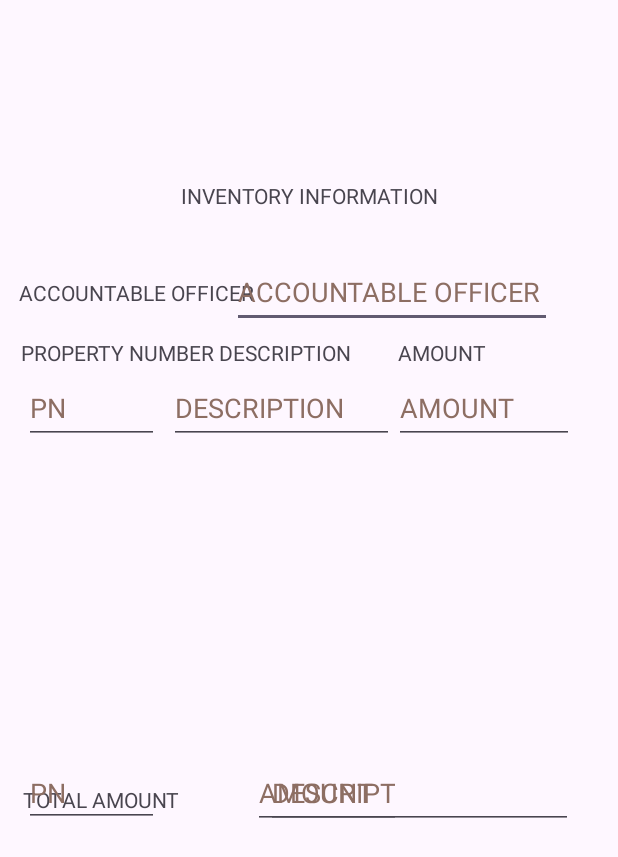
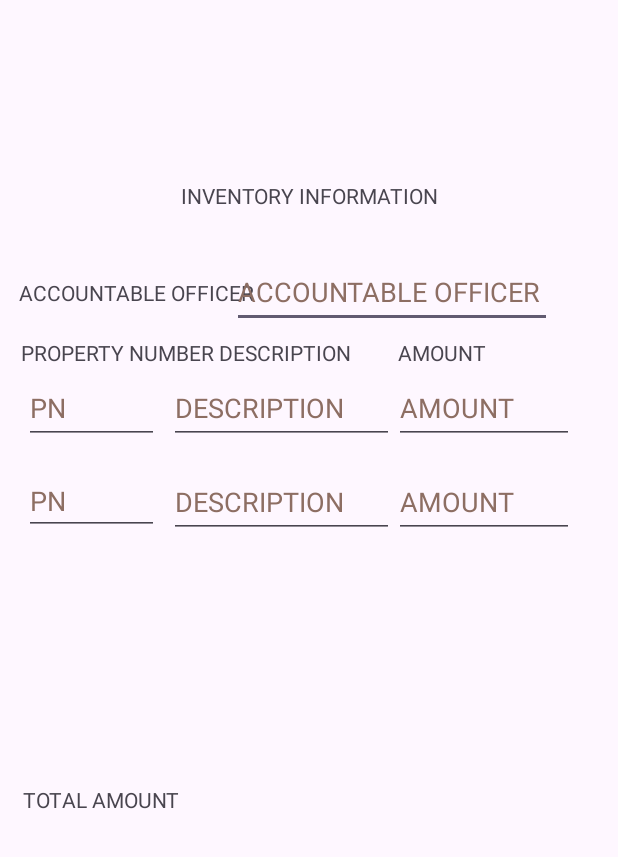
Before and after one commit to froilaaaaan1/Intro_To_Views_Aquino, an Android app: the screen it shows after launch (MainActivity), on a phone screen of 412 x 824 dp. Shown: the top 857 px of the screen. Run offline under Robolectric (Android 15) with nearby library versions, the phone set to English and light mode, and no system bars.

Commit message:
update point #2 leveling three (second set) fields

```diff
--- a/app/src/main/res/layout/activity_main.xml
+++ b/app/src/main/res/layout/activity_main.xml
@@ -116,14 +116,14 @@
         android:ems="10"
         android:inputType="number"
         android:width="90dp"
-        android:height="24dp"
+        android:height="48dp"
         android:textColorHint="#8D6E63"
         app:layout_constraintBottom_toBottomOf="parent"
         app:layout_constraintEnd_toEndOf="parent"
         app:layout_constraintHorizontal_bias="0.05"
         app:layout_constraintStart_toStartOf="parent"
         app:layout_constraintTop_toTopOf="parent"
-        app:layout_constraintVertical_bias="0.65" />
+        app:layout_constraintVertical_bias="0.40" />
 
     <EditText
         android:id="@+id/descriptionNoOneField"
@@ -152,17 +152,35 @@
         android:ems="10"
         android:inputType="text"
         android:minHeight="48dp"
-        android:width="90dp"
+        android:width="150dp"
         android:textColorHint="#8D6E63"
         app:layout_constraintBottom_toBottomOf="parent"
         app:layout_constraintEnd_toEndOf="parent"
-        app:layout_constraintHorizontal_bias="0.55"
+        app:layout_constraintHorizontal_bias="0.43"
         app:layout_constraintStart_toStartOf="parent"
         app:layout_constraintTop_toTopOf="parent"
-        app:layout_constraintVertical_bias="0.65" />
+        app:layout_constraintVertical_bias="0.40" />
 
     <EditText
         android:id="@+id/amountNoOneField"
+        android:layout_width="wrap_content"
+        android:layout_height="wrap_content"
+        android:hint="@string/amount"
+        android:ems="10"
+        android:inputType="number"
+        android:minHeight="48dp"
+        android:width="120dp"
+        android:textColorHint="#8D6E63"
+        app:layout_constraintBottom_toBottomOf="parent"
+        app:layout_constraintEnd_toEndOf="parent"
+        app:layout_constraintHorizontal_bias="0.90"
+        app:layout_constraintStart_toStartOf="parent"
+        app:layout_constraintTop_toTopOf="parent"
+        app:layout_constraintVertical_bias="0.32"
+        android:autofillHints="@string/amount" />
+
+    <EditText
+        android:id="@+id/amountNoTwoField"
         android:layout_width="wrap_content"
         android:layout_height="wrap_content"
         android:autofillHints="Amount"
@@ -177,23 +195,6 @@
         app:layout_constraintHorizontal_bias="0.90"
         app:layout_constraintStart_toStartOf="parent"
         app:layout_constraintTop_toTopOf="parent"
-        app:layout_constraintVertical_bias="0.32" />
-
-    <EditText
-        android:id="@+id/amountNoTwoField"
-        android:layout_width="wrap_content"
-        android:layout_height="wrap_content"
-        android:autofillHints="Amount"
-        android:hint="@string/amount"
-        android:ems="10"
-        android:inputType="number"
-        android:minHeight="48dp"
-        android:textColorHint="#8D6E63"
-        app:layout_constraintBottom_toBottomOf="parent"
-        app:layout_constraintEnd_toEndOf="parent"
-        app:layout_constraintHorizontal_bias="0.85"
-        app:layout_constraintStart_toStartOf="parent"
-        app:layout_constraintTop_toTopOf="parent"
-        app:layout_constraintVertical_bias="0.65" />
+        app:layout_constraintVertical_bias="0.40" />
 
 </androidx.constraintlayout.widget.ConstraintLayout>
```
